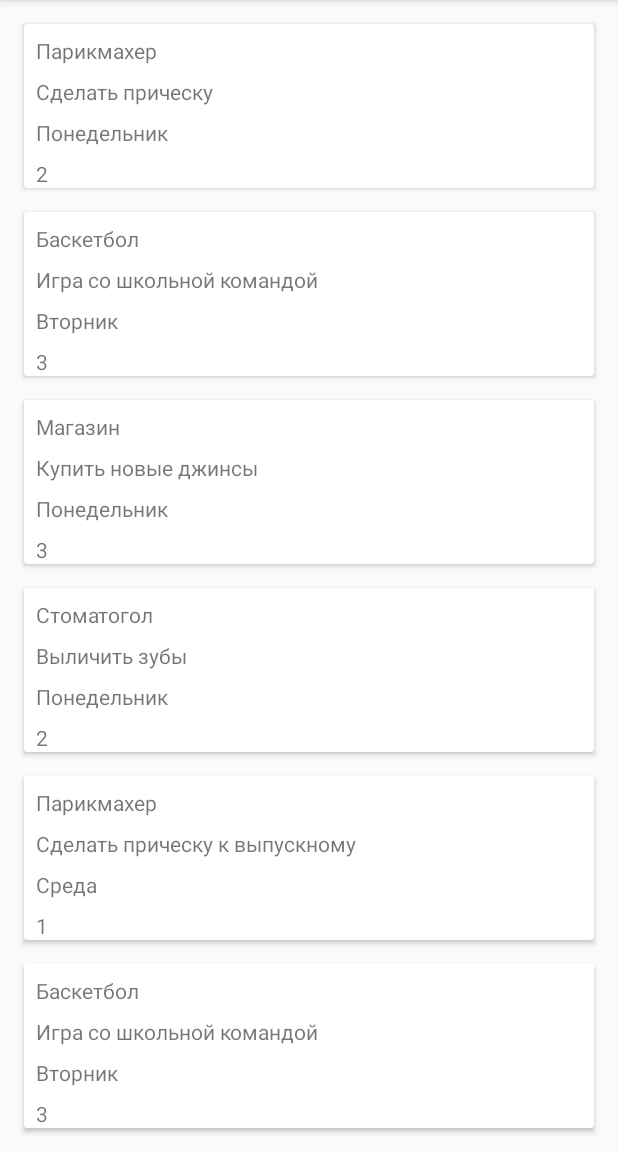
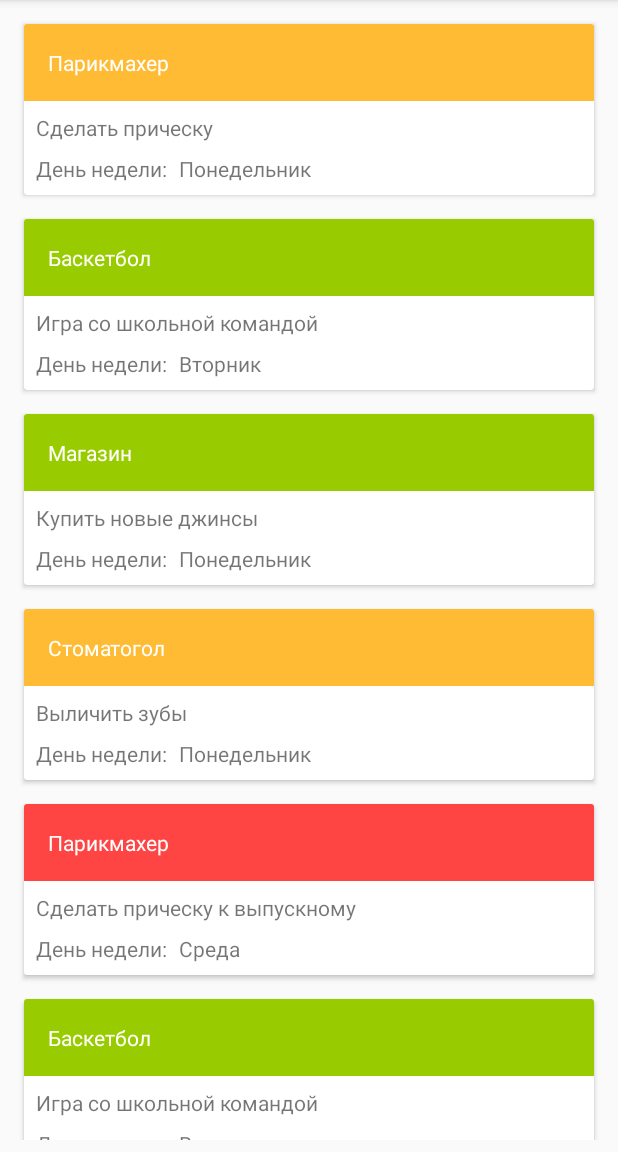
Before and after one commit to stainlessrat/NotesRoom, an Android app: the screen it shows after launch (MainActivity), on a phone screen of 412 x 824 dp, the part 84-1236 px from its top. Run offline under Robolectric (Android 15) with nearby library versions, the phone set to English and light mode, and no system bars.

Commit message:
create UI CardView: Notes

```diff
--- a/app/src/main/java/rezept_day/ucoz/ru/notes/NotesAdapter.java
+++ b/app/src/main/java/rezept_day/ucoz/ru/notes/NotesAdapter.java
@@ -33,7 +33,20 @@ public class NotesAdapter extends RecyclerView.Adapter<NotesViewHolder> {
         notesViewHolder.getTextViewTitle().setText(note.getTitle());
         notesViewHolder.getTextViewDescription().setText(note.getDescription());
         notesViewHolder.getTextViewDayOfWeek().setText(note.getDayOfWeek());
-        notesViewHolder.getTextViewPriority().setText(String.format("%s",note.getPriority()));
+        int colorID;
+        int priority = note.getPriority();
+        switch (priority){
+            case 1:
+                colorID = notesViewHolder.itemView.getResources().getColor(android.R.color.holo_red_light);
+                break;
+            case 2:
+                colorID = notesViewHolder.itemView.getResources().getColor(android.R.color.holo_orange_light);
+                break;
+            default:
+                colorID = notesViewHolder.itemView.getResources().getColor(android.R.color.holo_green_light);
+                break;
+        }
+        notesViewHolder.getTextViewTitle().setBackgroundColor(colorID);
     }
 
     @Override
--- a/app/src/main/java/rezept_day/ucoz/ru/notes/NotesViewHolder.java
+++ b/app/src/main/java/rezept_day/ucoz/ru/notes/NotesViewHolder.java
@@ -10,14 +10,12 @@ public class NotesViewHolder extends RecyclerView.ViewHolder{//Этот клас
     private TextView textViewTitle;
     private TextView textViewDescription;
     private TextView textViewDayOfWeek;
-    private TextView textViewPriority;
 
     public NotesViewHolder(@NonNull View itemView) {
         super(itemView);
         textViewTitle = itemView.findViewById(R.id.textViewTitle);
         textViewDescription = itemView.findViewById(R.id.textViewDescription);
         textViewDayOfWeek = itemView.findViewById(R.id.textViewDayOfWeek);
-        textViewPriority = itemView.findViewById(R.id.textViewPriority);
     }
 
     public TextView getTextViewTitle() {
@@ -31,8 +29,4 @@ public class NotesViewHolder extends RecyclerView.ViewHolder{//Этот клас
     public TextView getTextViewDayOfWeek() {
         return textViewDayOfWeek;
     }
-
-    public TextView getTextViewPriority() {
-        return textViewPriority;
-    }
 }
--- a/app/src/main/res/layout/note_item.xml
+++ b/app/src/main/res/layout/note_item.xml
@@ -8,15 +8,16 @@
 
     <android.support.constraint.ConstraintLayout
         android:layout_width="match_parent"
-        android:layout_height="wrap_content">
+        android:layout_height="wrap_content"
+        android:paddingBottom="8dp">
 
         <TextView
             android:id="@+id/textViewTitle"
-            android:layout_width="wrap_content"
+            android:layout_width="0dp"
             android:layout_height="wrap_content"
-            android:layout_marginStart="8dp"
-            android:layout_marginTop="8dp"
-            android:text="TextView"
+            android:padding="16dp"
+            android:textColor="@android:color/white"
+            app:layout_constraintEnd_toEndOf="parent"
             app:layout_constraintStart_toStartOf="parent"
             app:layout_constraintTop_toTopOf="parent" />
 
@@ -26,7 +27,6 @@
             android:layout_height="wrap_content"
             android:layout_marginStart="8dp"
             android:layout_marginTop="8dp"
-            android:text="TextView"
             app:layout_constraintStart_toStartOf="parent"
             app:layout_constraintTop_toBottomOf="@+id/textViewTitle" />
 
@@ -35,20 +35,19 @@
             android:layout_width="wrap_content"
             android:layout_height="wrap_content"
             android:layout_marginStart="8dp"
-            android:layout_marginTop="8dp"
-            android:text="TextView"
-            app:layout_constraintStart_toStartOf="parent"
-            app:layout_constraintTop_toBottomOf="@+id/textViewDescription" />
+            app:layout_constraintStart_toEndOf="@+id/textViewLabelDayOfWeek"
+            app:layout_constraintTop_toTopOf="@+id/textViewLabelDayOfWeek" />
 
         <TextView
-            android:id="@+id/textViewPriority"
+            android:id="@+id/textViewLabelDayOfWeek"
             android:layout_width="wrap_content"
             android:layout_height="wrap_content"
             android:layout_marginStart="8dp"
             android:layout_marginTop="8dp"
-            android:text="TextView"
+            android:text="@string/label_day_of_week"
             app:layout_constraintStart_toStartOf="parent"
-            app:layout_constraintTop_toBottomOf="@+id/textViewDayOfWeek" />
+            app:layout_constraintTop_toBottomOf="@+id/textViewDescription" />
+
 
     </android.support.constraint.ConstraintLayout>
 </android.support.v7.widget.CardView>
--- a/app/src/main/res/values/strings.xml
+++ b/app/src/main/res/values/strings.xml
@@ -1,3 +1,4 @@
 <resources>
     <string name="app_name">Notes</string>
+    <string name="label_day_of_week">День недели:</string>
 </resources>
```
